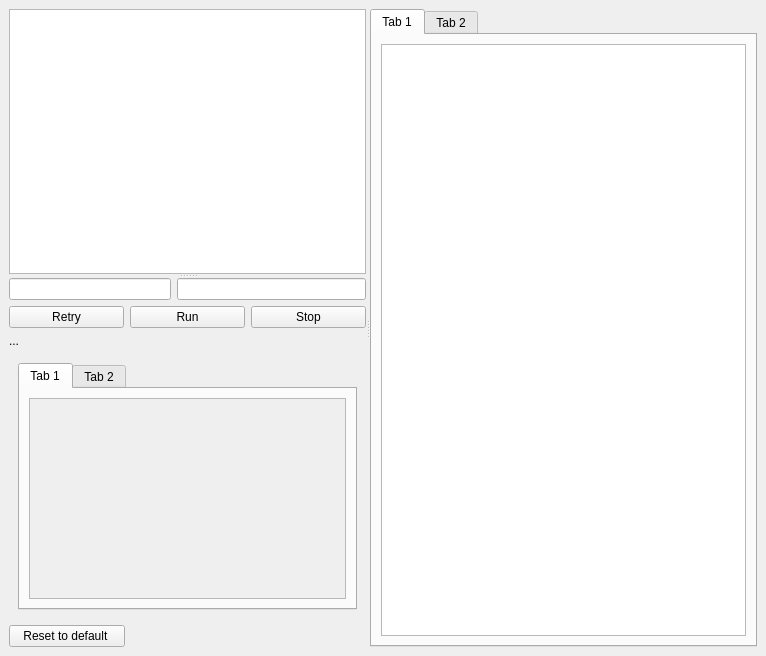
First picture: the form in src/client/client.ui, repository ccp4/DUI2, before the edit.
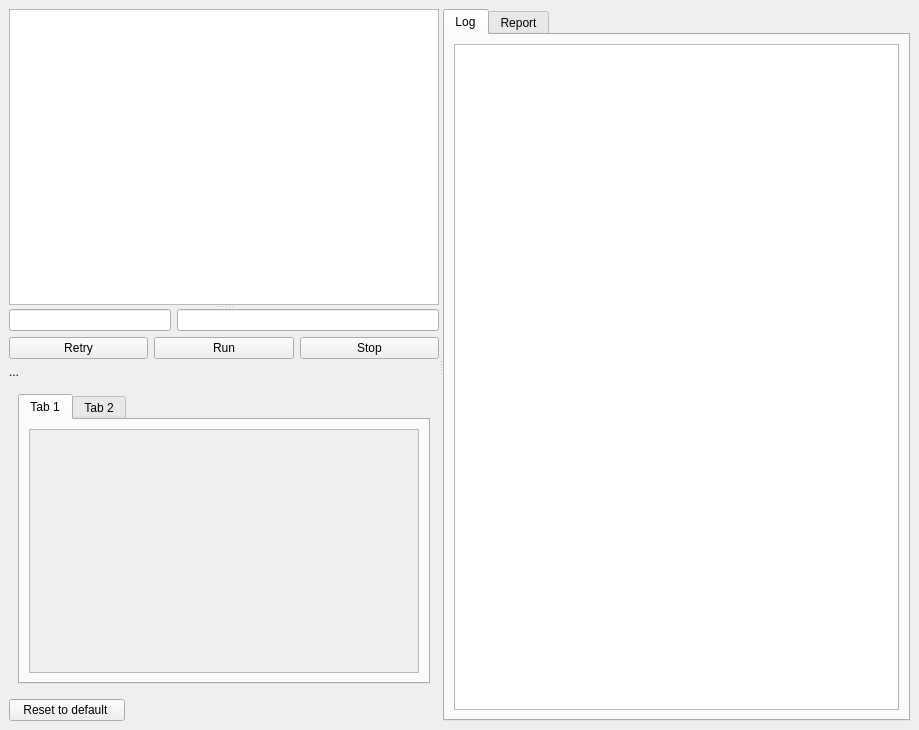
Second picture: the form after the edit. The open tabs and pages were chosen to show the change.

Commit message: some label naming

Patch:
```diff
--- a/src/client/client.ui
+++ b/src/client/client.ui
@@ -6,8 +6,8 @@
    <rect>
     <x>0</x>
     <y>0</y>
-    <width>766</width>
-    <height>656</height>
+    <width>919</width>
+    <height>730</height>
    </rect>
   </property>
   <property name="windowTitle">
@@ -124,8 +124,8 @@
                      <rect>
                       <x>0</x>
                       <y>0</y>
-                      <width>300</width>
-                      <height>132</height>
+                      <width>98</width>
+                      <height>28</height>
                      </rect>
                     </property>
                    </widget>
@@ -650,7 +650,7 @@
        </property>
        <widget class="QWidget" name="LogOutPutTab">
         <attribute name="title">
-         <string>Tab 1</string>
+         <string>Log</string>
         </attribute>
         <layout class="QGridLayout" name="gridLayout_2">
          <item row="0" column="0">
@@ -660,7 +660,7 @@
        </widget>
        <widget class="QWidget" name="tab_4">
         <attribute name="title">
-         <string>Tab 2</string>
+         <string>Report</string>
         </attribute>
        </widget>
       </widget>
```
Left out of the diff: 70 changed lines with no effect on the pictures. The commit also changes 1 other file.
